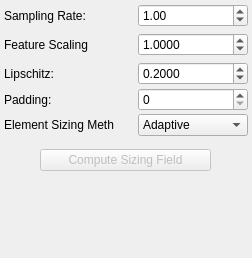
The window that src/gui/Application/ToolWidgets/SizingFieldWidget.ui (SCIInstitute/Cleaver) describes before a commit, drawn with Qt 5.
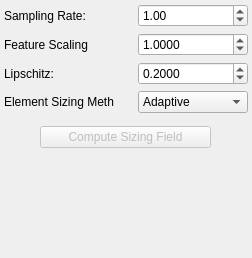
The same window after the commit.

Commit message:
Removing padding as an option
Padding option currenrtly does not work.

What changed in the file:
```diff
--- a/src/gui/Application/ToolWidgets/SizingFieldWidget.ui
+++ b/src/gui/Application/ToolWidgets/SizingFieldWidget.ui
@@ -273,72 +273,15 @@
        <property name="margin">
         <number>0</number>
        </property>
-       <item>
-        <widget class="QLabel" name="paddingLabel">
-         <property name="minimumSize">
-          <size>
-           <width>0</width>
-           <height>0</height>
-          </size>
-         </property>
-         <property name="maximumSize">
-          <size>
-           <width>16777215</width>
-           <height>16777215</height>
-          </size>
-         </property>
-         <property name="toolTip">
-          <string/>
-         </property>
-         <property name="text">
-          <string>Padding:</string>
-         </property>
-        </widget>
-       </item>
-       <item>
-        <spacer name="paddingSpacer">
-         <property name="orientation">
-          <enum>Qt::Horizontal</enum>
-         </property>
-         <property name="sizeHint" stdset="0">
-          <size>
-           <width>10</width>
-           <height>20</height>
-          </size>
-         </property>
-        </spacer>
-       </item>
-       <item>
-        <widget class="QSpinBox" name="paddingSpinBox">
-         <property name="sizePolicy">
-          <sizepolicy hsizetype="Preferred" vsizetype="Fixed">
-           <horstretch>0</horstretch>
-           <verstretch>0</verstretch>
-          </sizepolicy>
-         </property>
-         <property name="minimumSize">
-          <size>
-           <width>110</width>
-           <height>0</height>
-          </size>
-         </property>
-         <property name="maximumSize">
-          <size>
-           <width>16777215</width>
-           <height>16777215</height>
-          </size>
-         </property>
-         <property name="maximum">
-          <number>128</number>
-         </property>
-         <property name="singleStep">
-          <number>1</number>
-         </property>
-         <property name="value">
-          <number>0</number>
-         </property>
-        </widget>
-       </item>
+       <property name="topMargin">
+        <number>0</number>
+       </property>
+       <property name="rightMargin">
+        <number>0</number>
+       </property>
+       <property name="bottomMargin">
+        <number>0</number>
+       </property>
       </layout>
      </widget>
     </item>
```
Left out of the diff: 90 changed lines with no effect on the pictures. The commit also changes 3 other files.
